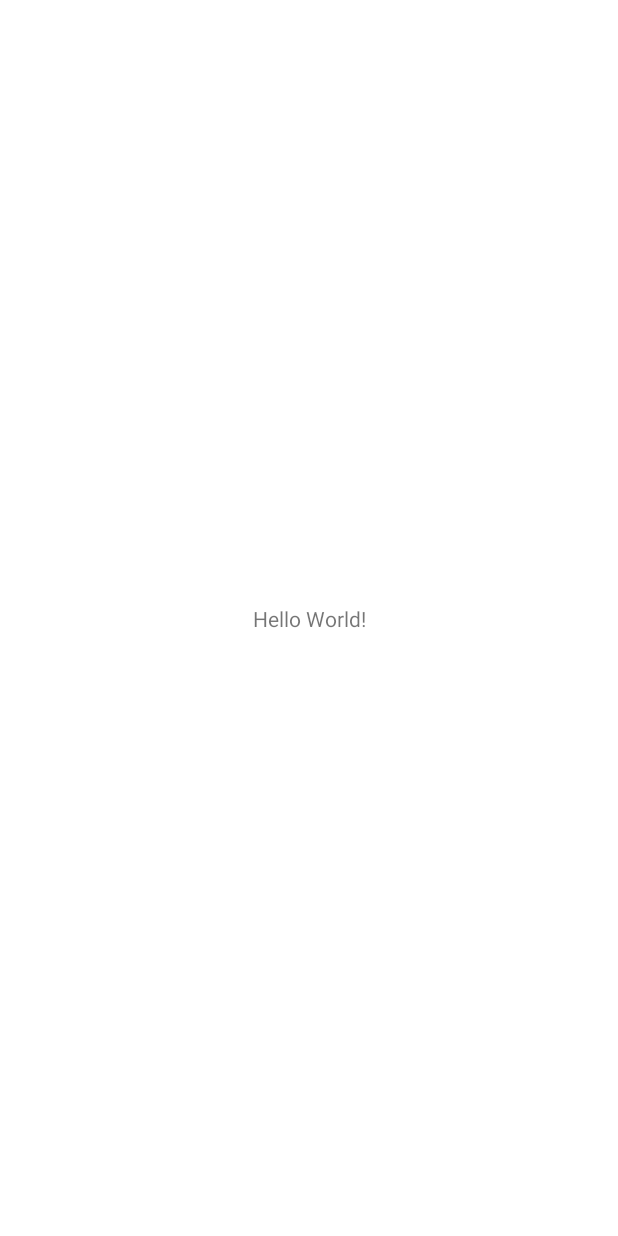
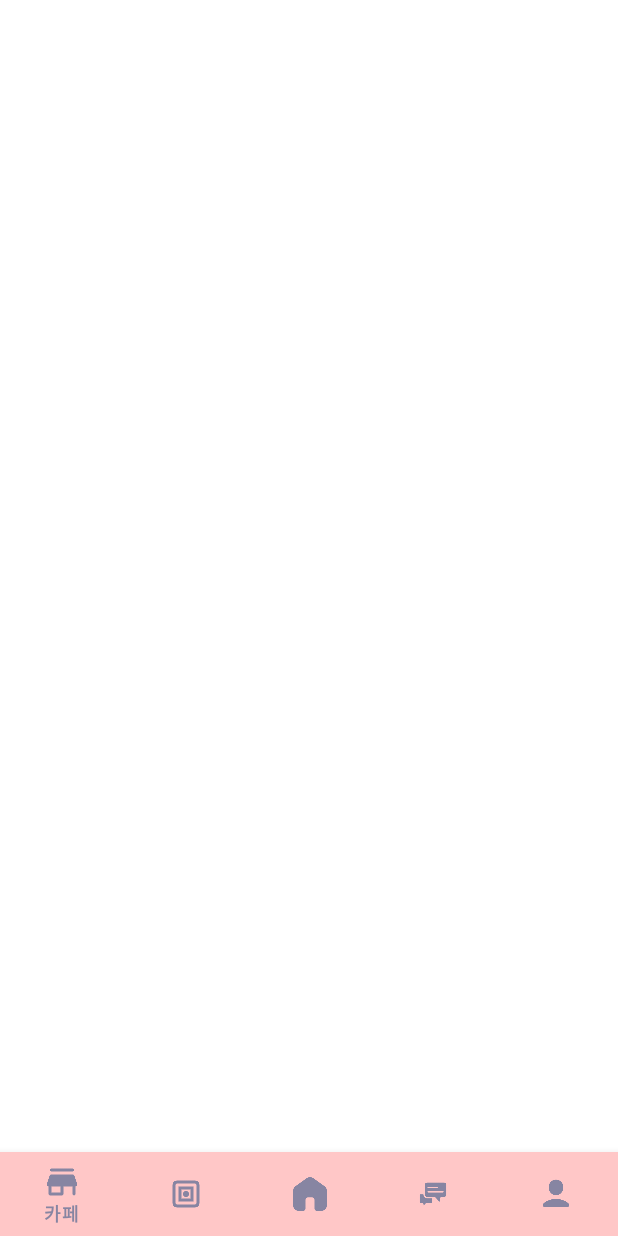
Before and after one commit to liqurt/Moabang, an Android app: the MainActivity screen opened directly, with no data from a screen before it, on a phone screen of 412 x 824 dp. Before the commit the screen is almost empty. Run offline under Robolectric (Android 15) with nearby library versions, the phone set to English and light mode, and no system bars.

Commit message:
[S06P31D205-18] feat : :sparkles: BottomNavBar구현

```diff
--- a/AOS/app/src/main/res/layout/activity_main.xml
+++ b/AOS/app/src/main/res/layout/activity_main.xml
@@ -6,13 +6,27 @@
     android:layout_height="match_parent"
     tools:context=".src.main.MainActivity">
 
-    <TextView
-        android:layout_width="wrap_content"
-        android:layout_height="wrap_content"
-        android:text="Hello World!"
-        app:layout_constraintBottom_toBottomOf="parent"
-        app:layout_constraintLeft_toLeftOf="parent"
-        app:layout_constraintRight_toRightOf="parent"
+    <FrameLayout
+        android:id="@+id/frameLayout_main_container"
+        android:layout_width="match_parent"
+        android:layout_height="0dp"
+        app:layout_constraintBottom_toTopOf="@id/bottomNav_main"
+        app:layout_constraintEnd_toEndOf="parent"
+        app:layout_constraintStart_toStartOf="parent"
         app:layout_constraintTop_toTopOf="parent" />
 
+    <com.google.android.material.bottomnavigation.BottomNavigationView
+        android:id="@+id/bottomNav_main"
+        android:layout_width="match_parent"
+        android:layout_height="wrap_content"
+        android:background="@color/moabang_pink"
+        app:itemIconTint="@color/moabang_gray"
+        app:itemRippleColor="@color/moabang_lightGray"
+        app:itemTextColor="@color/moabang_gray"
+        app:layout_constraintBottom_toBottomOf="parent"
+        app:layout_constraintEnd_toEndOf="parent"
+        app:layout_constraintStart_toStartOf="parent"
+        app:layout_constraintTop_toBottomOf="@+id/frameLayout_main_container"
+        app:menu="@menu/bottom_nav_menu" />
+
 </androidx.constraintlayout.widget.ConstraintLayout>
--- /dev/null
+++ b/AOS/app/src/main/res/menu/bottom_nav_menu.xml
@@ -0,0 +1,32 @@
+<?xml version="1.0" encoding="utf-8"?>
+<menu xmlns:android="http://schemas.android.com/apk/res/android">
+    <item
+        android:id="@+id/nav_cafe"
+        android:enabled="true"
+        android:title="카페"
+        android:icon="@drawable/icon_cafe"/>
+
+    <item
+        android:id="@+id/nav_theme"
+        android:enabled="true"
+        android:title="테마"
+        android:icon="@drawable/icon_theme"/>
+
+    <item
+        android:id="@+id/nav_home"
+        android:enabled="true"
+        android:title="홈"
+        android:icon="@drawable/icon_home"/>
+
+    <item
+        android:id="@+id/nav_community"
+        android:enabled="true"
+        android:title="커뮤니티"
+        android:icon="@drawable/icon_community"/>
+
+    <item
+        android:id="@+id/nav_mypage"
+        android:enabled="true"
+        android:title="마이페이지"
+        android:icon="@drawable/icon_mypage"/>
+</menu>
```
Also changed, not shown: AOS/app/src/main/res/drawable/icon_cafe.png (added), AOS/app/src/main/res/drawable/icon_community.png (added), AOS/app/src/main/res/drawable/icon_home.png (added), AOS/app/src/main/res/drawable/icon_mypage.png (added), AOS/app/src/main/res/drawable/icon_theme.png (added).
